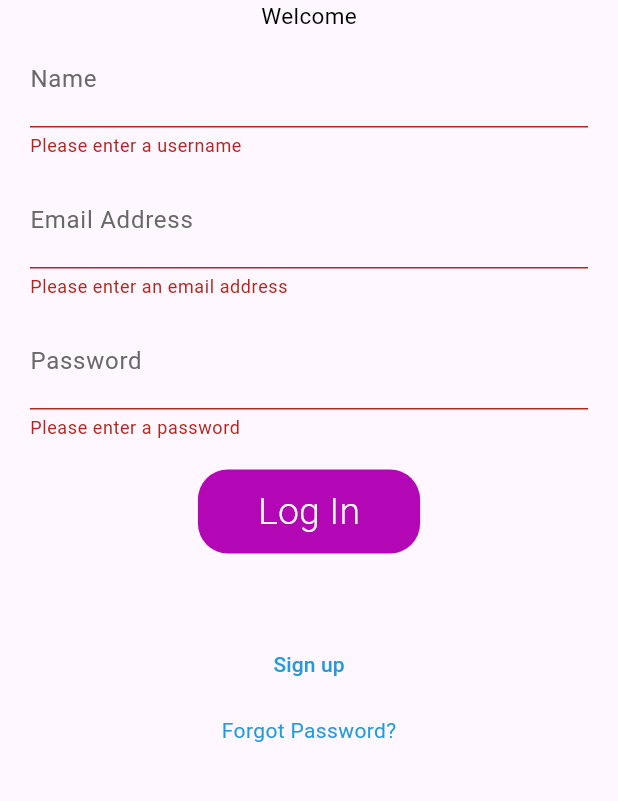
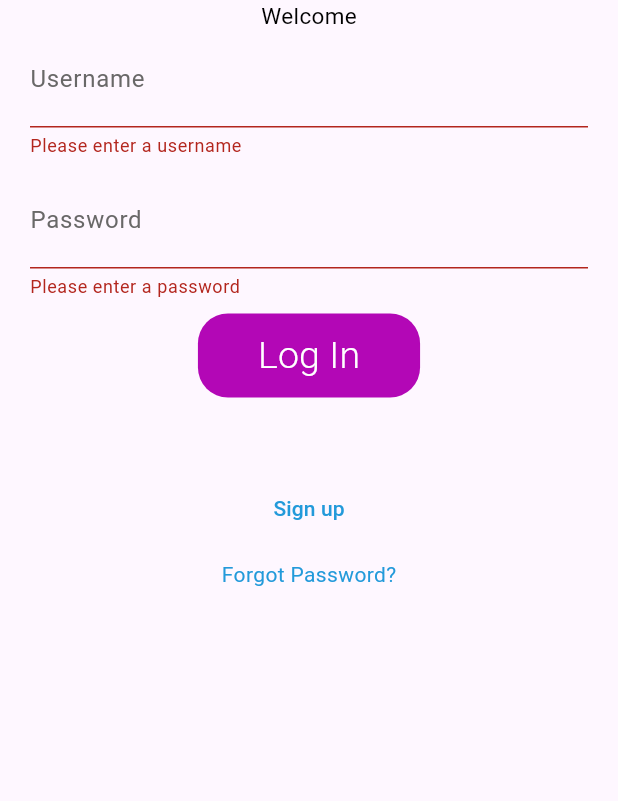
Before and after one commit to kilicasu/todoApp, a Flutter app: the screen it shows after launch, after a tap on "Log In", on a phone screen of 412 x 824 dp, the part 399-1200 px from its top. Run offline on Flutter 3.47's test engine with Material 3 defaults, Android fonts, the phone set to English and light mode, and no system bars; our stand-ins replace hexcolor; accounts and stored records are empty; network calls fail.

Commit message:
refactor login view and auth view model

```diff
--- a/lib/screens/auth/auth_view_model.dart
+++ b/lib/screens/auth/auth_view_model.dart
@@ -11,15 +11,24 @@ class AuthViewModel with ChangeNotifier {
 
   bool get isAuthenticated => user != null;
 
-  Future<void> login(String username, String password) async {
+  Future<void> login(String username, String password,
+      {required BuildContext context}) async {
     isLoading = true;
     notifyListeners();
 
-    final response = await _authService.login(username, password);
-    if (response != null) {
-      user = User.fromJson(response);
-    } else {
-      throw Exception("login failed");
+    try {
+      final response = await _authService.login(username, password);
+      if (response != null) {
+        user = User.fromJson(response);
+      } else {
+        throw Exception("login failed");
+      }
+    } catch (e) {
+      ScaffoldMessenger.of(context).showSnackBar(
+        SnackBar(
+          content: Text(e.toString()),
+        ),
+      );
     }
 
     isLoading = false;
@@ -27,6 +36,7 @@ class AuthViewModel with ChangeNotifier {
   }
 
   Future<void> register(String firstname, String email, String password) async {
+    return;
     isLoading = true;
     notifyListeners();
 
--- a/lib/screens/auth/login_view.dart
+++ b/lib/screens/auth/login_view.dart
@@ -34,14 +34,22 @@ class WaveClipper extends CustomClipper<Path> {
 }
 
 class _LoginPageState extends State<LoginView> {
-  final TextEditingController _firstnameController = TextEditingController();
-  final TextEditingController _usernameController = TextEditingController();
-  final TextEditingController _passwordController = TextEditingController();
-  final TextEditingController _confirmPasswordController =
-      TextEditingController();
-  final TextEditingController _emailController = TextEditingController();
+  late final TextEditingController _firstnameController;
+  late final TextEditingController _passwordController;
+  late final TextEditingController _confirmPasswordController;
+  late final TextEditingController _usernameController;
   final GlobalKey<FormState> _formKey = GlobalKey<FormState>();
+
   bool _isPasswordEntered = false;
+
+  @override
+  void initState() {
+    super.initState();
+    _firstnameController = TextEditingController();
+    _passwordController = TextEditingController();
+    _confirmPasswordController = TextEditingController();
+    _usernameController = TextEditingController();
+  }
 
   @override
   void dispose() {
@@ -49,7 +57,6 @@ class _LoginPageState extends State<LoginView> {
     _passwordController.dispose();
     _confirmPasswordController.dispose();
     _usernameController.dispose();
-    _emailController.dispose();
     super.dispose();
   }
 
@@ -101,27 +108,11 @@ class _LoginPageState extends State<LoginView> {
                       ),
                       TextFormField(
                         controller: _usernameController,
-                        decoration: customInputDecoration("Name"),
+                        decoration: customInputDecoration("Username"),
+                        keyboardType: TextInputType.emailAddress,
                         validator: (value) {
                           if (value == null || value.isEmpty) {
                             return 'Please enter a username ';
-                          }
-                          return null;
-                        },
-                      ),
-                      customSizedBox,
-                      TextFormField(
-                        controller: _emailController,
-                        decoration: customInputDecoration("Email Address "),
-                        keyboardType: TextInputType.emailAddress,
-                        validator: (value) {
-                          if (value == null || value.isEmpty) {
-                            return "Please enter an email address";
-                          }
-                          String pattern = r'^[^@\s]+@[^@\s]+\.[^@\s]+$';
-                          RegExp regex = RegExp(pattern);
-                          if (!regex.hasMatch(value)) {
-                            return "Please enter a valid email address";
                           }
                           return null;
                         },
@@ -147,22 +138,6 @@ class _LoginPageState extends State<LoginView> {
                         },
                       ),
                       customSizedBox,
-                      if (_isPasswordEntered)
-                        TextFormField(
-                          controller: _confirmPasswordController,
-                          decoration: customInputDecoration("Confirm Password"),
-                          obscureText: true,
-                          validator: (value) {
-                            if (value == null || value.isEmpty) {
-                              return "Please confirm your password";
-                            }
-                            if (value != _passwordController.text) {
-                              return "Passwords do not match";
-                            }
-                            return null;
-                          },
-                        ),
-                      customSizedBox,
                       Consumer<AuthViewModel>(
                         builder: (context, authViewModel, child) {
                           return Column(children: [
@@ -171,11 +146,14 @@ class _LoginPageState extends State<LoginView> {
                             if (!authViewModel.isLoading)
                               TextButton(
                                 onPressed: () async {
+                                  FocusScope.of(context).unfocus();
+
                                   if (_formKey.currentState?.validate() ??
                                       false) {
                                     await authViewModel.login(
                                       _usernameController.text,
                                       _passwordController.text,
+                                      context: context,
                                     );
                                     if (authViewModel.isAuthenticated) {
                                       Navigator.pushNamed(
--- a/lib/service/auth_service.dart
+++ b/lib/service/auth_service.dart
@@ -1,10 +1,11 @@
 import 'dart:convert';
+
 import 'package:http/http.dart' as http;
 //import 'package:todo_app/model/user.dart';
 
 class AuthService {
   final String logInurl = "https://dummyjson.com/auth/login";
-  final String registerUrl = "https://dummyjson.com/users/1";
+  final String registerUrl = "https://dummyjson.com/users/add";
 
   Future<Map<String, dynamic>?> login(
     String username,
```
